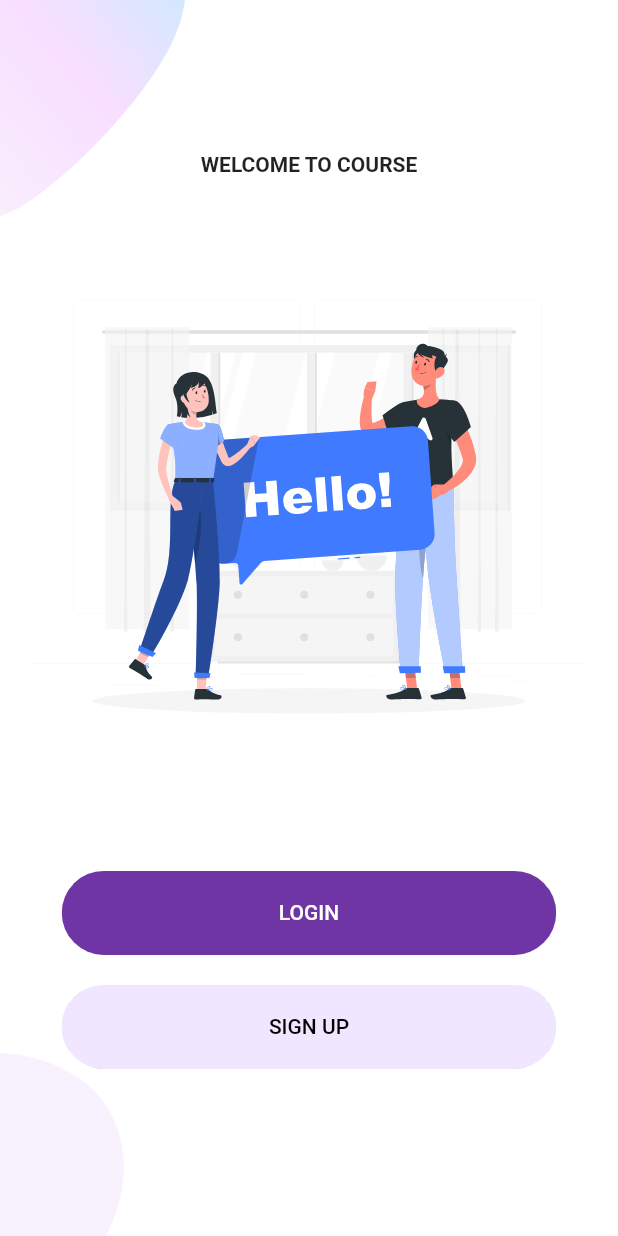
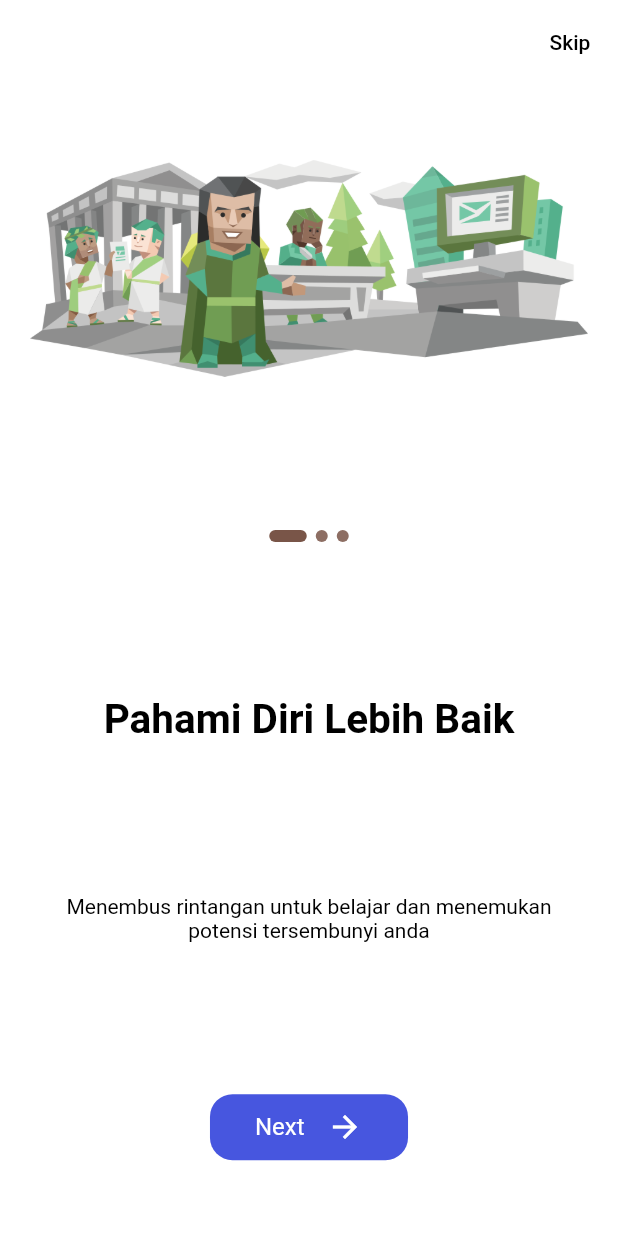
Before and after one commit to gits-flores/Flutter, a Flutter app: the screen it shows after launch, on a phone screen of 412 x 824 dp. Run offline on Flutter 3.47's test engine with Material 2 defaults, Android fonts, the phone set to English and light mode, and no system bars; our stand-ins replace flutter_svg, shared_preferences; Roboto replaces fonts that are missing (Montserrat, Poppins).

Commit message:
menambahkan onboarding screen, dengan baik dan benar

```diff
--- /dev/null
+++ b/lib/Screens/OnBoarding/onboard_model.dart
@@ -0,0 +1,17 @@
+import 'package:flutter/cupertino.dart';
+
+class OnboardModel {
+  String img;
+  String text;
+  String desc;
+  Color bg;
+  Color button;
+
+  OnboardModel({
+    this.img,
+    this.text,
+    this.desc,
+    this.bg,
+    this.button,
+  });
+}
--- /dev/null
+++ b/lib/Screens/OnBoarding/onboarding_screen.dart
@@ -0,0 +1,190 @@
+import 'package:flutter/material.dart';
+import 'package:flutter_login/Screens/OnBoarding/onboard_model.dart';
+import 'package:flutter_login/Screens/Welcome/welcome_screen.dart';
+import 'package:shared_preferences/shared_preferences.dart';
+
+import '../../constants.dart';
+
+class OnBoardScreen extends StatefulWidget {
+  const OnBoardScreen({Key key}) : super(key: key);
+
+  @override
+  _OnBoardScreenState createState() => _OnBoardScreenState();
+}
+
+class _OnBoardScreenState extends State<OnBoardScreen> {
+  int currentIndex = 0;
+  PageController _pageController;
+  List<OnboardModel> screens = <OnboardModel> [
+    OnboardModel(
+      img: "assets/images/onboardsatu.png",
+      text: "Pahami Diri Lebih Baik",
+      desc: "Menembus rintangan untuk belajar dan menemukan potensi tersembunyi anda",
+      bg: Colors.white,
+      button: Color(0xFF69D28C),
+    ),
+    OnboardModel(
+      img: "assets/images/onboarddua.png",
+      text: "Modul Berkualitas",
+      desc: "Modul yang dibuat untuk membantu anda semakin memahami kepribadian anda",
+      bg: Colors.white,
+      button: Color(0xFF4756DF),
+    ),
+    OnboardModel(
+      img: "assets/images/onboardtiga.png",
+      text: "Jelajahi Fitur Menarik",
+      desc: "Jelajahi berbagai fitur menarik seperti artikel survey dan fitur menarik lainnya",
+      bg: Colors.white,
+      button: Color(0xFF8C69D2),
+    ),
+  ];
+
+  @override
+  void initState() {
+    _pageController = PageController(initialPage: 0);
+    super.initState();
+  }
+
+  @override
+  void dispose() {
+    _pageController.dispose();
+    super.dispose();
+  }
+
+  _storeOnboardInfo() async {
+    print("Shared pref called");
+    int isViewed = 0;
+    SharedPreferences prefs = await SharedPreferences.getInstance();
+    await prefs.setInt('onBoard', isViewed);
+  }
+
+
+  @override
+  Widget build(BuildContext context) {
+    return Scaffold(
+      backgroundColor: kwhite,
+      appBar: AppBar(
+        backgroundColor: kwhite,
+        elevation: 0.0,
+        actions: [
+          TextButton(
+            onPressed: () {
+              _storeOnboardInfo();
+              Navigator.pushReplacement(
+                  context, MaterialPageRoute(builder: (context) => WelcomeScreen()));
+            },
+            child: Text(
+              "Skip",
+              style: TextStyle(
+                color: kblack,
+              ),
+            ),
+          )
+        ],
+      ),
+      body: Padding(
+        padding: const EdgeInsets.symmetric(horizontal: 20.0),
+        child: PageView.builder(
+            itemCount: screens.length,
+            controller: _pageController,
+            physics: NeverScrollableScrollPhysics(),
+            onPageChanged: (int index) {
+              setState(() {
+                currentIndex = index;
+              });
+            },
+            itemBuilder: (_, index) {
+              return Column(
+                mainAxisAlignment: MainAxisAlignment.spaceAround,
+                crossAxisAlignment: CrossAxisAlignment.center,
+                mainAxisSize: MainAxisSize.min,
+                children: [
+                 Image.asset(screens[index].img),
+                  Container(
+                    height: 10.0,
+                    child: ListView.builder(
+                      itemCount: screens.length,
+                      shrinkWrap: true,
+                      scrollDirection: Axis.horizontal,
+                      itemBuilder: (context, index) {
+                        return Row(
+                            mainAxisAlignment: MainAxisAlignment.center,
+                            children: [
+                              Container(
+                                margin: EdgeInsets.symmetric(horizontal: 3.0),
+                                width: currentIndex == index ? 25 : 8,
+                                height: 8,
+                                decoration: BoxDecoration(
+                                  color: currentIndex == index
+                                      ? kbrown
+                                      : kbrown300,
+                                  borderRadius: BorderRadius.circular(10.0),
+                                ),
+                              ),
+                            ]);
+                      },
+                    ),
+                  ),
+                  Text(
+                    screens[index].text,
+                    textAlign: TextAlign.center,
+                    style: TextStyle(
+                      fontSize: 27.0,
+                      fontWeight: FontWeight.bold,
+                      fontFamily: 'Poppins',
+                      color: kblack,
+                    ),
+                  ),
+                  Text(
+                    screens[index].desc,
+                    textAlign: TextAlign.center,
+                    style: TextStyle(
+                      fontSize: 14.0,
+                      fontFamily: 'Montserrat',
+                      color: kblack,
+                    ),
+                  ),
+                  InkWell(
+                    onTap: () async {
+                      print(index);
+                      if (index == screens.length - 1) {
+                        await _storeOnboardInfo();
+                        Navigator.pushReplacement(context,
+                            MaterialPageRoute(builder: (context) => WelcomeScreen()));
+                      }
+
+                      _pageController.nextPage(
+                        duration: Duration(milliseconds: 300),
+                        curve: Curves.bounceIn,
+                      );
+                    },
+                    child: Container(
+                      padding:
+                      EdgeInsets.symmetric(horizontal: 30.0, vertical: 10),
+                      decoration: BoxDecoration(
+                          color: kblue,
+                          borderRadius: BorderRadius.circular(15.0)),
+                      child: Row(mainAxisSize: MainAxisSize.min, children: [
+                        Text(
+                          "Next",
+                          style: TextStyle(
+                              fontSize: 16.0,
+                              color: kwhite),
+                        ),
+                        SizedBox(
+                          width: 15.0,
+                        ),
+                        Icon(
+                          Icons.arrow_forward_sharp,
+                          color: kwhite,
+                        )
+                      ]),
+                    ),
+                  )
+                ],
+              );
+            }),
+      ),
+    );
+  }
+}
--- a/lib/constants.dart
+++ b/lib/constants.dart
@@ -2,3 +2,9 @@ import 'package:flutter/material.dart';
 
 const kPrimaryColor = Color(0xFF6F35A5);
 const kPrimaryLightColor = Color(0xFFF1E6FF);
+Color kblue = Color(0xFF4756DF);
+Color kwhite = Color(0xFFFFFFFF);
+Color kblack = Color(0xFF000000);
+Color kbrown300 = Color(0xFF8D6E63);
+Color kbrown = Color(0xFF795548);
+Color kgrey = Color(0xFFC0C0C0);
--- a/lib/main.dart
+++ b/lib/main.dart
@@ -1,8 +1,21 @@
 import 'package:flutter/material.dart';
+import 'package:flutter/services.dart';
+import 'package:flutter_login/Screens/OnBoarding/onboarding_screen.dart';
 import 'package:flutter_login/Screens/Welcome/welcome_screen.dart';
 import 'package:flutter_login/constants.dart';
+import 'package:shared_preferences/shared_preferences.dart';
 
-void main() => runApp(MyApp());
+int isviewed;
+
+void main() async{
+  SystemChrome.setSystemUIOverlayStyle(SystemUiOverlayStyle(
+    statusBarColor: Colors.transparent,
+  ));
+  WidgetsFlutterBinding.ensureInitialized();
+  SharedPreferences prefs = await SharedPreferences.getInstance();
+  isviewed = prefs.getInt('onBoard');
+  runApp(MyApp());
+}
 
 class MyApp extends StatelessWidget {
 
@@ -15,7 +28,7 @@ class MyApp extends StatelessWidget {
         primaryColor: kPrimaryColor,
         scaffoldBackgroundColor: Colors.white,
       ),
-      home: WelcomeScreen(),
+      home: isviewed != 0 ? OnBoardScreen() :  WelcomeScreen(),
     );
   }
 }
--- a/pubspec.yaml
+++ b/pubspec.yaml
@@ -24,6 +24,7 @@ dependencies:
   # Use with the CupertinoIcons class for iOS style icons.
   cupertino_icons: ^0.1.2
   flutter_svg: ^0.19.1
+  shared_preferences: ^2.0.5
 
 dev_dependencies:
   flutter_test:
```
Also changed, not shown: assets/images/onboarddua.png (added), assets/images/onboardsatu.png (added), assets/images/onboardtiga.png (added).
